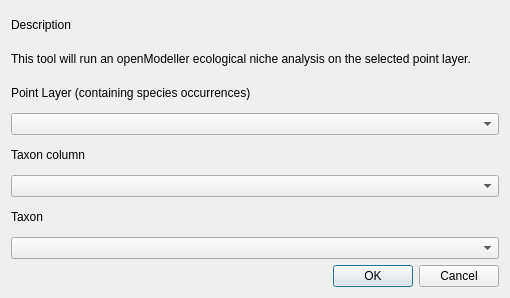
Qt form species_explorer/openmodeller_dialog_base.ui (kartoza/SpeciesExplorer) before a commit.
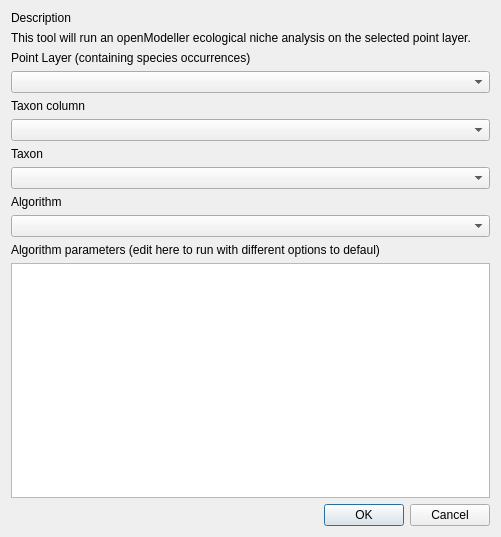
The same form after that commit.

Commit message: Refactored file / class names.

Patch:
```diff
--- a/species_explorer/openmodeller_dialog_base.ui
+++ b/species_explorer/openmodeller_dialog_base.ui
@@ -6,8 +6,8 @@
    <rect>
     <x>0</x>
     <y>0</y>
-    <width>510</width>
-    <height>298</height>
+    <width>501</width>
+    <height>537</height>
    </rect>
   </property>
   <property name="windowTitle">
@@ -49,12 +49,22 @@
     </widget>
    </item>
    <item row="8" column="0">
+    <widget class="QLabel" name="label_6">
+     <property name="text">
+      <string>Algorithm</string>
+     </property>
+    </widget>
+   </item>
+   <item row="12" column="0">
     <widget class="QDialogButtonBox" name="button_box">
      <property name="standardButtons">
       <set>QDialogButtonBox::Cancel|QDialogButtonBox::Ok</set>
      </property>
     </widget>
    </item>
+   <item row="7" column="0">
+    <widget class="QComboBox" name="taxon"/>
+   </item>
    <item row="6" column="0">
     <widget class="QLabel" name="label_5">
      <property name="text">
@@ -62,11 +72,21 @@
      </property>
     </widget>
    </item>
+   <item row="10" column="0">
+    <widget class="QLabel" name="label_7">
+     <property name="text">
+      <string>Algorithm parameters (edit here to run with different options to defaul)</string>
+     </property>
+    </widget>
+   </item>
    <item row="3" column="0">
     <widget class="QComboBox" name="point_layers"/>
    </item>
-   <item row="7" column="0">
-    <widget class="QComboBox" name="taxon"/>
+   <item row="9" column="0">
+    <widget class="QComboBox" name="algorithm"/>
+   </item>
+   <item row="11" column="0">
+    <widget class="QPlainTextEdit" name="algorithm_parameters"/>
    </item>
   </layout>
  </widget>
```
The commit also changes 6 other files.
